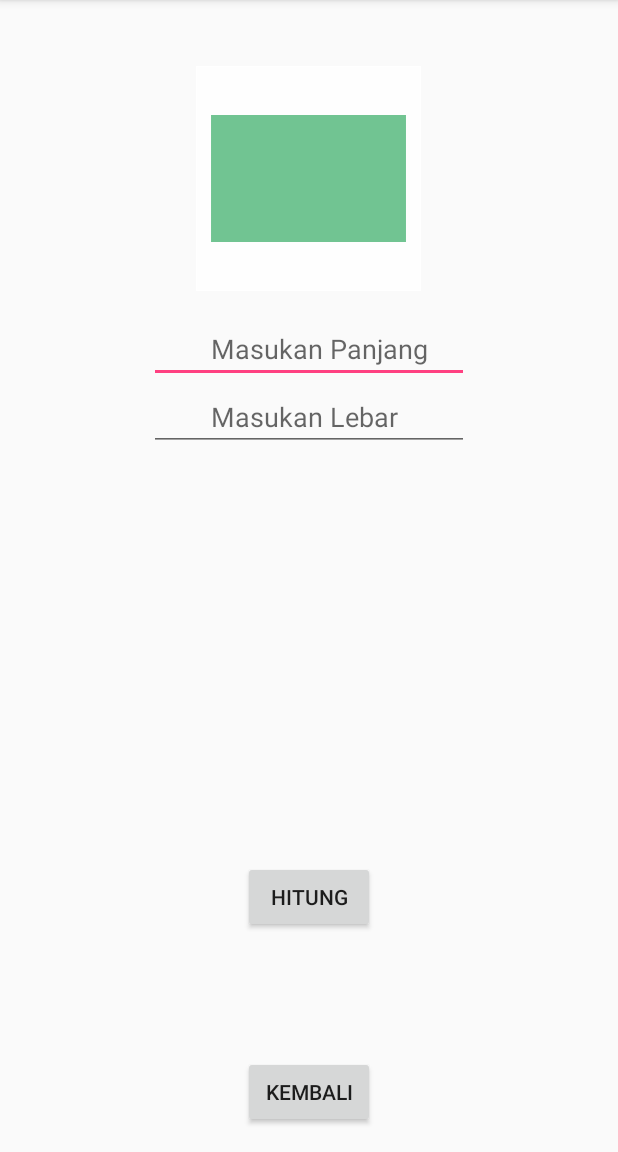
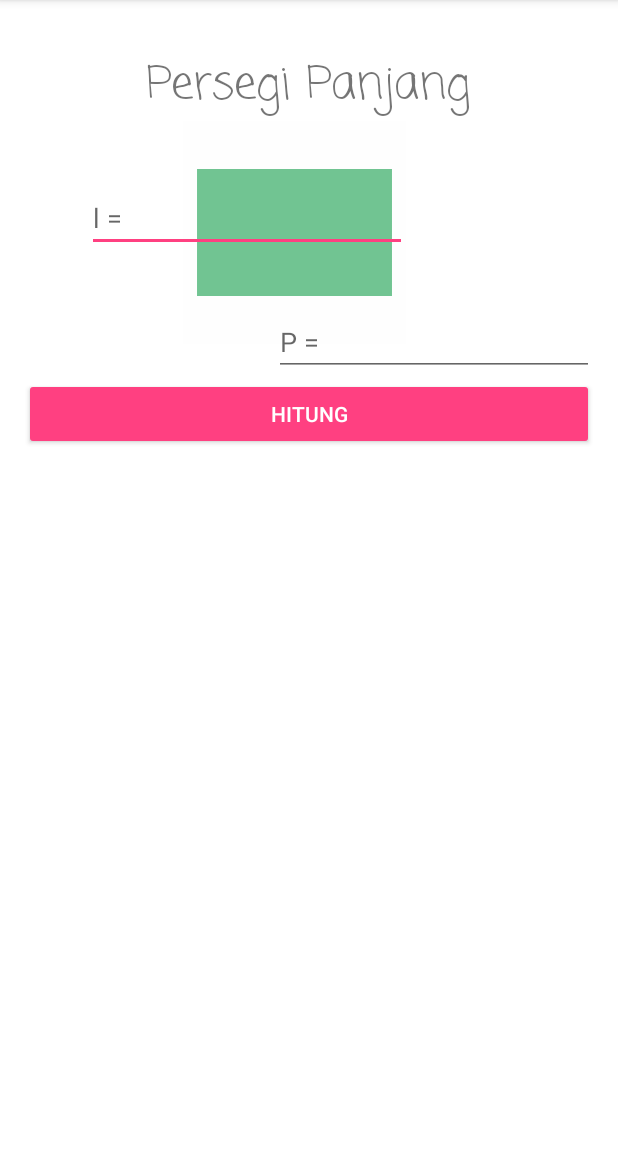
Before and after one commit to AskaIvan/HitungBangunYuk, an Android app: the persegipanjang screen opened directly, with no data from a screen before it, on a phone screen of 412 x 824 dp, the part 84-1236 px from its top. Run offline under Robolectric (Android 15) with nearby library versions, the phone set to English and light mode, and no system bars; 2 statements that could not run were skipped.

Commit message:
Commit Perbaikan

```diff
--- a/app/src/main/java/id/sch/smktelkom_mlg/project/xirpl304132231/hitungbangunyuk/persegipanjang.java
+++ b/app/src/main/java/id/sch/smktelkom_mlg/project/xirpl304132231/hitungbangunyuk/persegipanjang.java
@@ -1,7 +1,7 @@
 package id.sch.smktelkom_mlg.project.xirpl304132231.hitungbangunyuk;
 
+import android.os.Bundle;
 import android.support.v7.app.AppCompatActivity;
-import android.os.Bundle;
 import android.view.View;
 import android.widget.EditText;
 import android.widget.TextView;
@@ -16,7 +16,7 @@ public class persegipanjang extends AppCompatActivity {
         setContentView(R.layout.activity_persegipanjang);
 
         etLebar = (EditText)findViewById(R.id.editTexTinggiT);
-        etPanjang = (EditText) findViewById(R.id.editTextAlas1T);
+        etPanjang = (EditText) findViewById(R.id.editTextPanjang);
         tvHasil = (TextView) findViewById(R.id.textView3);
 
         findViewById(R.id.buttonHitungT).setOnClickListener(new View.OnClickListener() {
--- a/app/src/main/res/layout/activity_persegipanjang.xml
+++ b/app/src/main/res/layout/activity_persegipanjang.xml
@@ -5,67 +5,77 @@
     android:id="@+id/activity_persegipanjang"
     android:layout_width="match_parent"
     android:layout_height="match_parent"
+    android:background="@android:color/white"
     android:paddingBottom="@dimen/activity_vertical_margin"
     android:paddingLeft="@dimen/activity_horizontal_margin"
     android:paddingRight="@dimen/activity_horizontal_margin"
     android:paddingTop="@dimen/activity_vertical_margin"
     tools:context="id.sch.smktelkom_mlg.project.xirpl304132231.hitungbangunyuk.persegipanjang">
 
-    <EditText
-        android:hint="        Masukan Panjang"
+    <TextView
+        android:id="@+id/textView7"
         android:layout_width="wrap_content"
         android:layout_height="wrap_content"
-        android:inputType="textPersonName"
-        android:ems="10"
-        android:id="@+id/editTextAlas1T"
         android:layout_alignParentTop="true"
         android:layout_centerHorizontal="true"
-        android:layout_marginTop="194dp" />
+        android:layout_marginTop="18dp"
+        android:fontFamily="casual"
+        android:text="Persegi Panjang"
+        android:textSize="30sp" />
+
+
+    <ImageView
+        android:id="@+id/imageView2"
+        android:layout_width="150dp"
+        android:layout_height="150dp"
+        android:layout_alignLeft="@+id/textView7"
+        android:layout_alignStart="@+id/textView7"
+        android:layout_below="@+id/textView7"
+        android:layout_marginLeft="24dp"
+        android:layout_marginStart="24dp"
+        app:srcCompat="@drawable/persegipanjang2" />
 
     <EditText
-        android:hint="        Masukan Lebar"
+        android:id="@+id/editTextLebar"
         android:layout_width="wrap_content"
         android:layout_height="wrap_content"
-        android:inputType="textPersonName"
+        android:layout_above="@+id/editTextPanjang"
+        android:layout_alignEnd="@+id/imageView2"
+        android:layout_alignRight="@+id/imageView2"
+        android:layout_marginBottom="37dp"
         android:ems="10"
-        android:id="@+id/editTexTinggiT"
-        android:layout_below="@+id/editTextAlas1T"
-        android:layout_alignLeft="@+id/editTextAlas1T"
-        android:layout_alignStart="@+id/editTextAlas1T" />
+        android:hint="l ="
+        android:inputType="textPersonName" />
+
+    <Button
+        android:id="@+id/buttonHitungT"
+        style="@style/Widget.AppCompat.Button.Colored"
+        android:layout_width="match_parent"
+        android:layout_height="wrap_content"
+        android:layout_alignParentLeft="true"
+        android:layout_alignParentStart="true"
+        android:layout_below="@+id/imageView2"
+        android:layout_marginTop="22dp"
+        android:text="HITUNG" />
+
+    <EditText
+        android:id="@+id/editTextPanjang"
+        android:layout_width="wrap_content"
+        android:layout_height="wrap_content"
+        android:layout_alignBottom="@+id/buttonHitungT"
+        android:layout_alignParentEnd="true"
+        android:layout_alignParentRight="true"
+        android:layout_be="@+id/imageView2"
+        android:layout_marginBottom="49dp"
+        android:ems="10"
+        android:hint="P ="
+        android:inputType="number" />
 
     <TextView
-        android:layout_width="150dp"
-        android:id="@+id/textView3"
-        android:layout_above="@+id/buttonBackPersegipanjang"
+        android:id="@+id/tvHasil"
+        android:layout_width="300dp"
+        android:layout_height="100dp"
+        android:layout_below="@+id/buttonHitungT"
         android:layout_centerHorizontal="true"
-        android:layout_marginBottom="14dp"
-        android:layout_height="50dp" />
-
-    <Button
-        android:text="Kembali"
-        android:layout_width="wrap_content"
-        android:layout_height="wrap_content"
-        android:id="@+id/buttonBackPersegipanjang"
-        android:layout_alignParentBottom="true"
-        android:layout_centerHorizontal="true" />
-
-    <ImageView
-        android:layout_width="150dp"
-        android:layout_height="150dp"
-        app:srcCompat="@drawable/persegipanjang2"
-        android:layout_marginTop="28dp"
-        android:id="@+id/imageView2"
-        android:layout_alignParentTop="true"
-        android:layout_alignLeft="@+id/textView3"
-        android:layout_alignStart="@+id/textView3" />
-
-    <Button
-        android:text="Hitung"
-        android:layout_width="wrap_content"
-        android:layout_height="wrap_content"
-        android:id="@+id/buttonHitungT"
-        android:layout_above="@+id/textView3"
-        android:layout_alignLeft="@+id/buttonBackPersegipanjang"
-        android:layout_alignStart="@+id/buttonBackPersegipanjang"
-        android:layout_marginBottom="18dp" />
+        android:layout_marginTop="23dp" />
 </RelativeLayout>
```
Also changed, not shown: app/src/main/java/id/sch/smktelkom_mlg/project/xirpl304132231/hitungbangunyuk/Layang.java (deleted, +0 -49 lines), app/src/main/java/id/sch/smktelkom_mlg/project/xirpl304132231/hitungbangunyuk/jajargenjang.java (added, +47 -0 lines), app/src/main/res/layout/activity_jajargenjang.xml (+66 -41 lines), app/src/main/res/layout/activity_ketupat.xml (+51 -44 lines), app/src/main/res/layout/activity_layang.xml (deleted, +0 -101 lines), app/src/main/res/layout/activity_lingkaran.xml (+39 -34 lines), app/src/main/res/layout/activity_main.xml (+5 -25 lines), app/src/main/res/layout/activity_trapesium.xml (deleted, +0 -86 lines).
